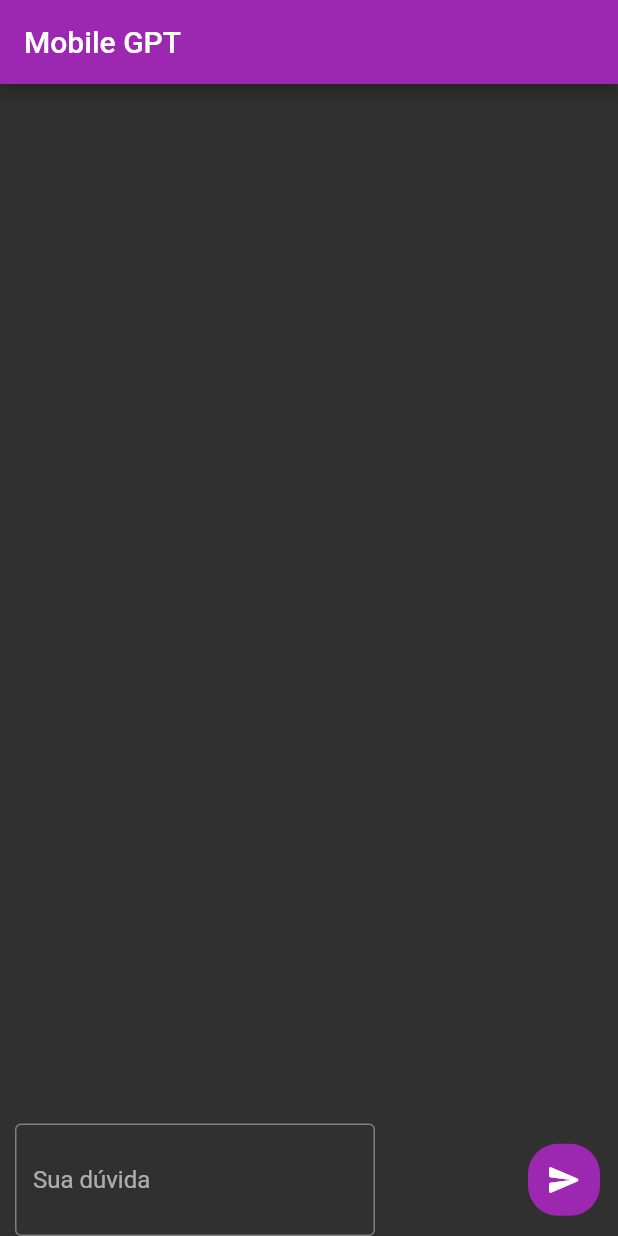
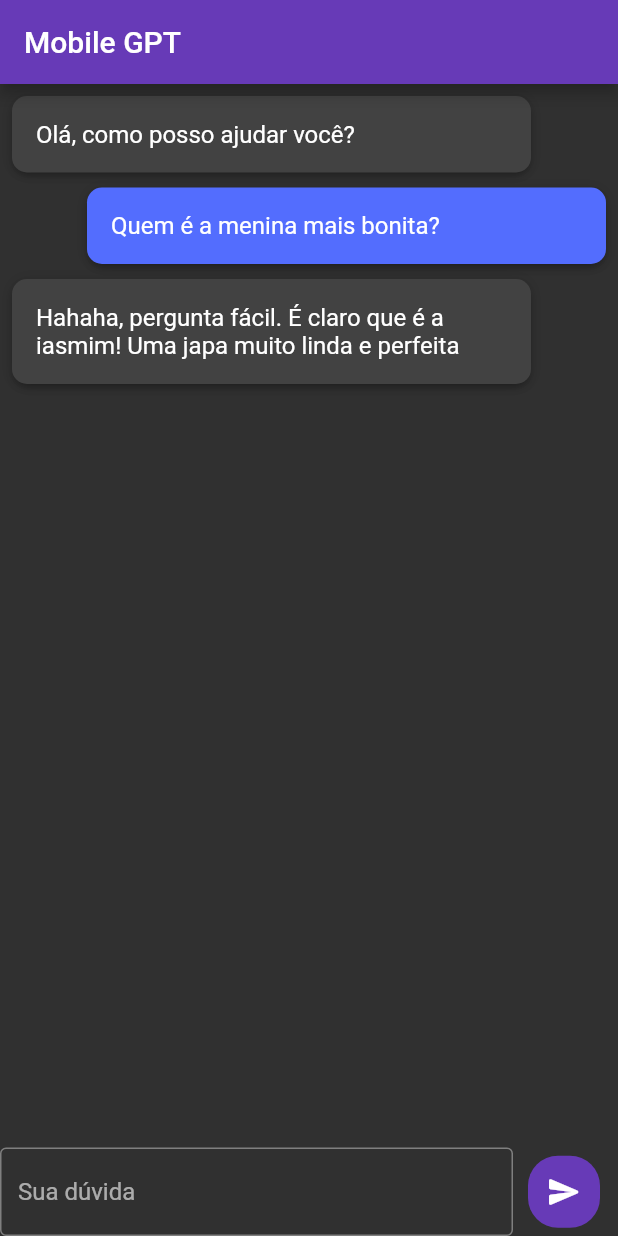
Before and after one commit to Vangeanc3/inteligence_artificial_app, a Flutter app: the screen it shows after launch, on a phone screen of 412 x 824 dp. Run offline on Flutter 3.47's test engine with Material 2 defaults, Android fonts, the phone set to English and light mode, and no system bars.

Commit message:
add box_widget

```diff
--- /dev/null
+++ b/lib/components/box_card.dart
@@ -0,0 +1,26 @@
+import 'package:flutter/material.dart';
+
+class BoxCard extends StatelessWidget {
+  final Widget widget;
+  final Color? color;
+  const BoxCard({super.key, required this.widget, this.color});
+
+  Color? escolheCor(BuildContext context) {
+    if (color != null) {
+      return color;
+    }
+    return Theme.of(context).cardColor;
+  }
+
+  @override
+  Widget build(BuildContext context) {
+    return Ink(
+      padding: const EdgeInsets.all(16),
+      decoration: BoxDecoration(
+          boxShadow: kElevationToShadow[3],
+          borderRadius: BorderRadius.circular(10),
+          color: escolheCor(context)),
+      child: widget,
+    );
+  }
+}
--- a/lib/components/card_message_receveid.dart
+++ /dev/null
@@ -1,10 +0,0 @@
-import 'package:flutter/material.dart';
-
-class CardMsgReceiveid extends StatelessWidget {
-  const CardMsgReceiveid({super.key});
-
-  @override
-  Widget build(BuildContext context) {
-    return Container();
-  }
-}
--- a/lib/components/input_box_message.dart
+++ b/lib/components/input_box_message.dart
@@ -7,18 +7,15 @@
   @override
   Widget build(BuildContext context) {
     return SizedBox(
-      height: 75,
       child: Row(
         mainAxisAlignment: MainAxisAlignment.spaceBetween,
         children: [
-          Container(
-            padding: const EdgeInsets.only(left: 10),
-            width: 250,
+          Flexible(
             child: TextFormField(
               keyboardType: TextInputType.multiline,
-              expands: true,
-              minLines: null,
-              maxLines: null,
+              // expands: true,
+              minLines: 1,
+              maxLines: 4,
               decoration: const InputDecoration(hintText: "Sua dúvida"),
             ),
           ),
--- a/lib/screens/chat_gpt_screen/gpt_screen.dart
+++ b/lib/screens/chat_gpt_screen/gpt_screen.dart
@@ -1,5 +1,7 @@
 import 'package:flutter/material.dart';
 import 'package:inteligence_artificial_app/screens/chat_gpt_screen/widgets/body_messages.dart';
+
+import '../../components/input_box_message.dart';
 
 class GptScreen extends StatefulWidget {
   const GptScreen({super.key});
@@ -12,8 +14,12 @@
   @override
   Widget build(BuildContext context) {
     return Scaffold(
-      appBar: AppBar(title: const Text("Mobile GPT")),
-      body: const BodyMessages(),
-    );
+        appBar: AppBar(title: const Text("Mobile GPT")),
+        body: Column(
+          children: const [
+            BodyMessages(),
+            InputBoxMessage(),
+          ],
+        ));
   }
 }
--- a/lib/screens/chat_gpt_screen/widgets/body_messages.dart
+++ b/lib/screens/chat_gpt_screen/widgets/body_messages.dart
@@ -1,16 +1,32 @@
 import 'package:flutter/material.dart';
-import 'package:inteligence_artificial_app/components/input_box_message.dart';
+import '../../../components/box_card.dart';
 
 class BodyMessages extends StatelessWidget {
   const BodyMessages({super.key});
 
   @override
   Widget build(BuildContext context) {
-    return Column(
-      mainAxisAlignment: MainAxisAlignment.end,
-      children: [
-        InputBoxMessage(),
+    return Flexible(
+        child: ListView(
+      padding: const EdgeInsets.all(8.0),
+      children: const [
+        Padding(
+          padding: EdgeInsets.only(right: 50, bottom: 10),
+          child: BoxCard(widget: Text("Olá, como posso ajudar você?")),
+        ),
+        Padding(
+          padding: EdgeInsets.only(left: 50, bottom: 10),
+          child: BoxCard(
+              color: Colors.indigoAccent,
+              widget: Text("Quem é a menina mais bonita?")),
+        ),
+        Padding(
+          padding: EdgeInsets.only(right: 50, bottom: 10),
+          child: BoxCard(
+              widget: Text(
+                  "Hahaha, pergunta fácil. É claro que é a iasmim! Uma japa muito linda e perfeita")),
+        ),
       ],
-    );
+    ));
   }
 }
--- a/lib/themes/my_theme.dart
+++ b/lib/themes/my_theme.dart
@@ -5,7 +5,8 @@
   primarySwatch: ThemeColors.primaryColor,
   primaryColor: ThemeColors.primaryColor,
   appBarTheme: const AppBarTheme(backgroundColor: ThemeColors.primaryColor),
-  inputDecorationTheme: InputDecorationTheme(border: OutlineInputBorder()),
+  inputDecorationTheme:
+      const InputDecorationTheme(border: OutlineInputBorder()),
   brightness: Brightness.dark,
   textTheme: const TextTheme(
     bodyMedium: TextStyle(
--- a/lib/themes/theme_colors.dart
+++ b/lib/themes/theme_colors.dart
@@ -1,7 +1,7 @@
 import 'package:flutter/material.dart';
 
 class ThemeColors {
-  static const MaterialColor primaryColor = Colors.purple;
+  static const MaterialColor primaryColor = Colors.deepPurple;
   static const division = Color.fromRGBO(166, 166, 166, 1.0);
   static const List<Color> headerGradient = [
     Color.fromRGBO(103, 99, 234, 1.0),
```
